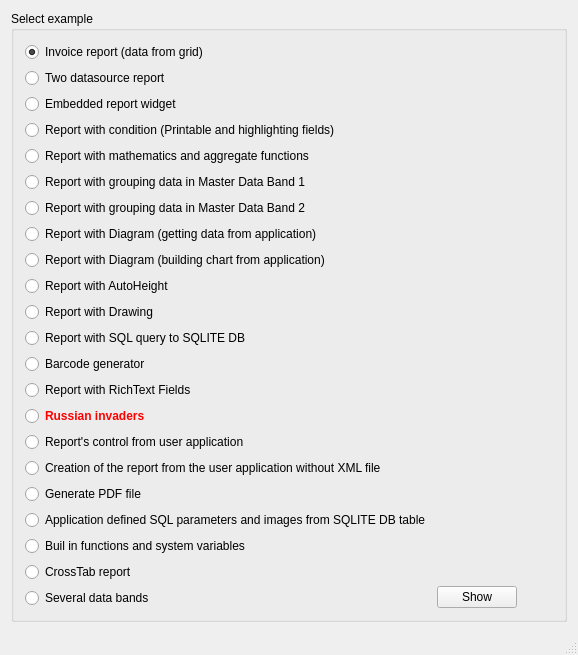
Qt form QtRptDemo/mainwindow.ui (DatabasesWorks/QtRPT-Report) before a commit.
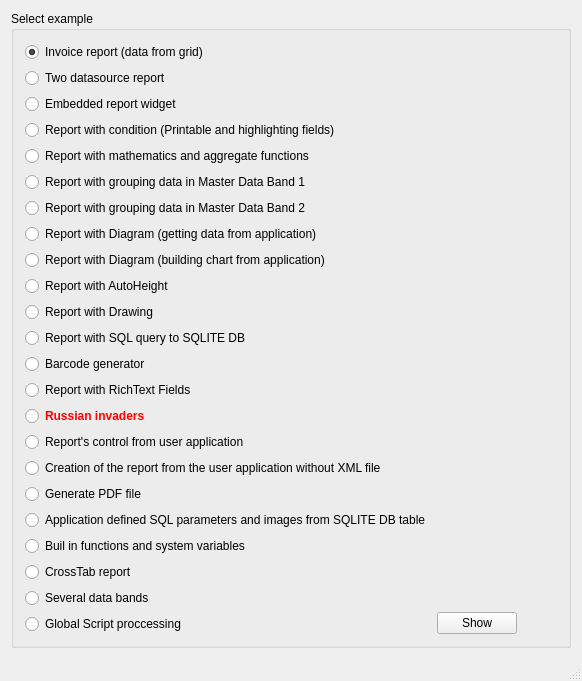
The same form after that commit. Icons and pictures are not drawn.

Commit message: working on script engine

Patch:
```diff
--- a/QtRptDemo/mainwindow.ui
+++ b/QtRptDemo/mainwindow.ui
@@ -6,8 +6,8 @@
    <rect>
     <x>0</x>
     <y>0</y>
-    <width>578</width>
-    <height>598</height>
+    <width>582</width>
+    <height>633</height>
    </rect>
   </property>
   <property name="windowTitle">
@@ -196,6 +196,13 @@
            </property>
           </widget>
          </item>
+         <item>
+          <widget class="QRadioButton" name="rBtn20">
+           <property name="text">
+            <string>Global Script proccessing</string>
+           </property>
+          </widget>
+         </item>
         </layout>
        </item>
        <item>
```
Left out of the diff: 6 changed lines with no effect on the pictures. The commit also changes 8 other files.
